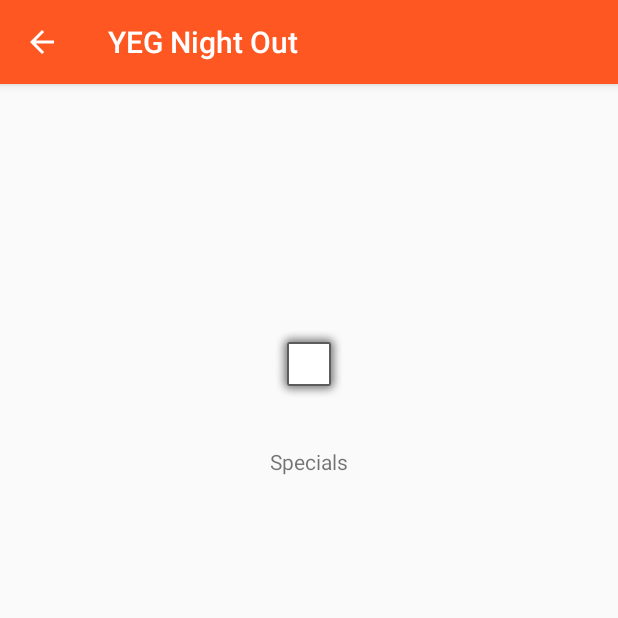
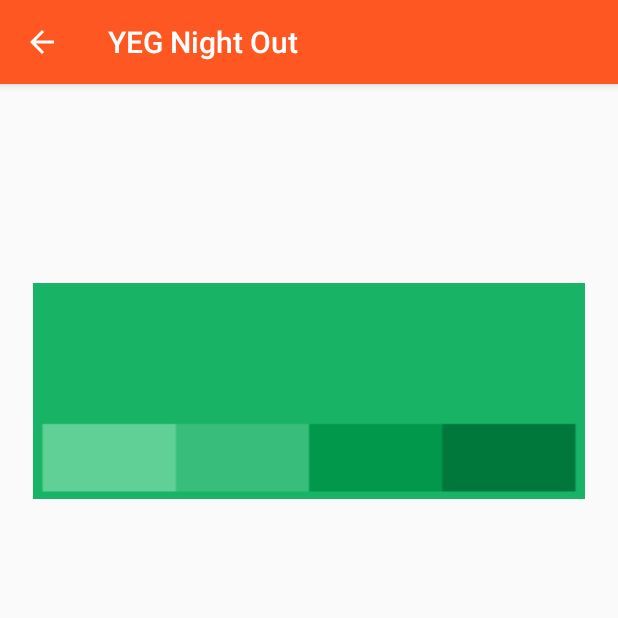
Before and after one commit to cbinns/YEGNightOut, an Android app: the DetailActivity screen opened directly, with no data from a screen before it, on a phone screen of 412 x 824 dp, the top half of it. Run offline under Robolectric (Android 15) with nearby library versions, the light colour scheme and no system bars.

Commit message:
Small ui changes :pray: :unicorn: :rainbow:.

```diff
--- a/YEGNightOutFrontend/app/src/main/java/com/github/cbinns/yegnightout/views/DetailActivity.java
+++ b/YEGNightOutFrontend/app/src/main/java/com/github/cbinns/yegnightout/views/DetailActivity.java
@@ -3,6 +3,7 @@ package com.github.cbinns.yegnightout.views;
 import android.support.v7.app.AppCompatActivity;
 import android.os.Bundle;
 import android.util.Log;
+import android.widget.ImageView;
 import android.widget.TextView;
 import android.widget.Toast;
 
@@ -24,6 +25,7 @@ public class DetailActivity extends AppCompatActivity {
     private TextView tName;
     private TextView specials;
     private SpecialApi specialApi;
+    private ImageView restaurantTopImage;
 
     @Override
     protected void onCreate(Bundle savedInstanceState) {
@@ -34,6 +36,7 @@ public class DetailActivity extends AppCompatActivity {
 
         this.tName = (TextView) findViewById(R.id.name);
         this.specials = (TextView) findViewById(R.id.restaurantSpecials);
+        this.restaurantTopImage = (ImageView) findViewById(R.id.restaurantTopImage);
 
         this.tName.setText(name);
 
--- a/YEGNightOutFrontend/app/src/main/res/layout/detail_view.xml
+++ b/YEGNightOutFrontend/app/src/main/res/layout/detail_view.xml
@@ -11,7 +11,6 @@
         android:layout_marginBottom="8dp"
         android:layout_marginEnd="8dp"
         android:layout_marginStart="8dp"
-        android:layout_marginTop="8dp"
         app:layout_constraintBottom_toBottomOf="parent"
         app:layout_constraintEnd_toEndOf="parent"
         app:layout_constraintStart_toStartOf="parent"
@@ -24,10 +23,12 @@
 
             <TextView
                 android:id="@+id/restaurantSpecials"
-                android:layout_width="wrap_content"
+                android:layout_width="351dp"
                 android:layout_height="wrap_content"
                 android:layout_marginTop="8dp"
-                android:text="Specials"
+                android:lineSpacingExtra="8sp"
+                android:textAlignment="textStart"
+                android:textSize="16sp"
                 app:layout_constraintEnd_toEndOf="parent"
                 app:layout_constraintLeft_toLeftOf="parent"
                 app:layout_constraintRight_toRightOf="parent"
@@ -35,32 +36,32 @@
                 app:layout_constraintTop_toBottomOf="@+id/name" />
 
             <ImageView
-                android:id="@+id/restaurantImage"
+                android:id="@+id/restaurantTopImage"
                 android:layout_width="0dp"
                 android:layout_height="wrap_content"
-                android:layout_marginEnd="8dp"
-                android:layout_marginStart="8dp"
-                android:layout_marginTop="8dp"
+                android:background="@drawable/green_background"
+                android:scaleType="fitXY"
                 app:layout_constraintBottom_toTopOf="@+id/name"
                 app:layout_constraintEnd_toEndOf="parent"
                 app:layout_constraintStart_toStartOf="parent"
-                app:layout_constraintTop_toTopOf="parent"
-                app:layout_constraintVertical_chainStyle="packed"
-                app:srcCompat="@android:drawable/alert_light_frame" />
+                app:layout_constraintTop_toTopOf="parent" />
 
             <TextView
                 android:id="@+id/name"
                 android:layout_width="0dp"
-                android:layout_height="wrap_content"
-                android:layout_marginBottom="8dp"
+                android:layout_height="50dp"
                 android:layout_marginEnd="8dp"
                 android:layout_marginStart="8dp"
+                android:layout_marginTop="8dp"
+                android:paddingBottom="5dp"
+                android:paddingTop="5dp"
                 android:text="Name"
                 android:textAlignment="center"
-                app:layout_constraintBottom_toBottomOf="parent"
+                android:textSize="30sp"
                 app:layout_constraintEnd_toEndOf="parent"
+                app:layout_constraintHorizontal_bias="0.0"
                 app:layout_constraintStart_toStartOf="parent"
-                app:layout_constraintTop_toBottomOf="@+id/restaurantImage" />
+                app:layout_constraintTop_toBottomOf="@+id/restaurantTopImage" />
 
         </android.support.constraint.ConstraintLayout>
 
```
